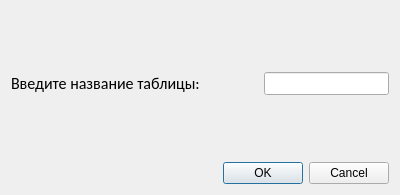
This is src/newtable.ui in spaceUSSR/storage as Qt 5 draws it before an edit. The edited form follows.
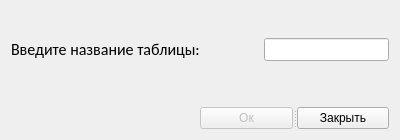
This is the edited form.

Diff of the .ui file:
```diff
--- a/src/newtable.ui
+++ b/src/newtable.ui
@@ -7,7 +7,7 @@
     <x>0</x>
     <y>0</y>
     <width>400</width>
-    <height>195</height>
+    <height>140</height>
    </rect>
   </property>
   <property name="contextMenuPolicy">
@@ -93,14 +93,44 @@
        </property>
       </spacer>
      </item>
+    </layout>
+   </item>
+   <item row="1" column="0">
+    <layout class="QHBoxLayout" name="horizontalLayout_2">
      <item>
-      <widget class="QDialogButtonBox" name="buttonBox">
+      <spacer name="horizontalSpacer_2">
        <property name="orientation">
         <enum>Qt::Horizontal</enum>
        </property>
-       <property name="standardButtons">
-        <set>QDialogButtonBox::Cancel|QDialogButtonBox::Ok</set>
+       <property name="sizeHint" stdset="0">
+        <size>
+         <width>40</width>
+         <height>20</height>
+        </size>
        </property>
+      </spacer>
+     </item>
+     <item>
+      <widget class="QSplitter" name="splitter">
+       <property name="orientation">
+        <enum>Qt::Horizontal</enum>
+       </property>
+       <widget class="QPushButton" name="okButton">
+        <property name="enabled">
+         <bool>false</bool>
+        </property>
+        <property name="text">
+         <string>Ок</string>
+        </property>
+       </widget>
+       <widget class="QPushButton" name="closeButton">
+        <property name="enabled">
+         <bool>true</bool>
+        </property>
+        <property name="text">
+         <string>Закрыть</string>
+        </property>
+       </widget>
       </widget>
      </item>
     </layout>
```
Left out of the diff: 35 changed lines with no effect on the pictures.
